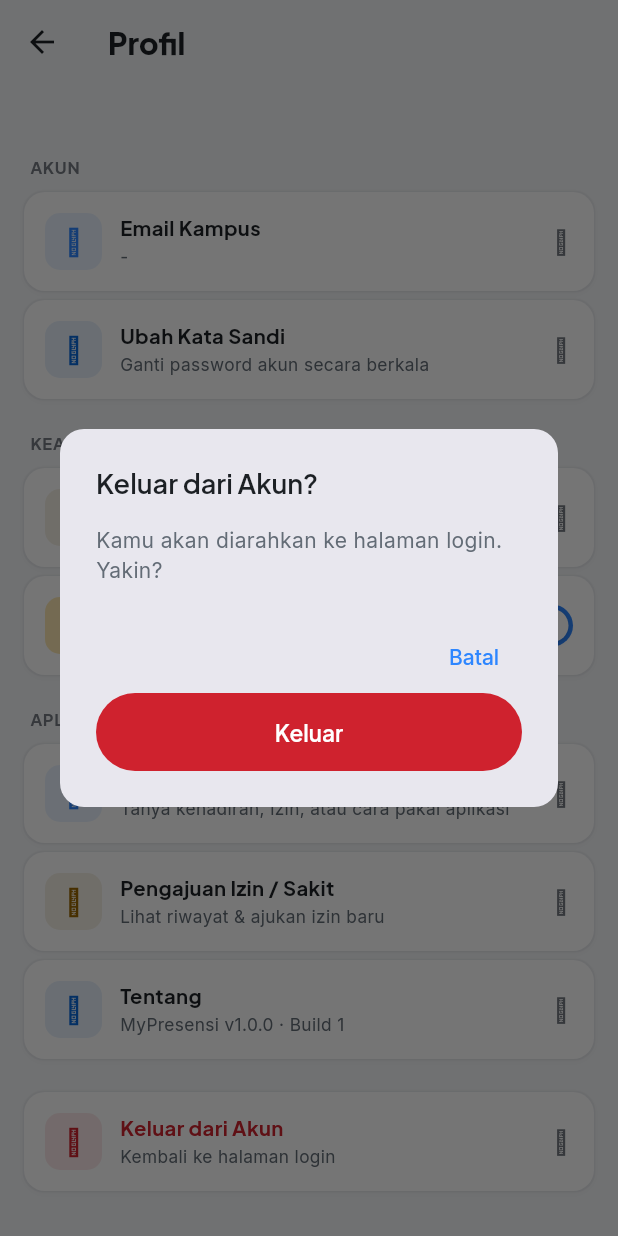
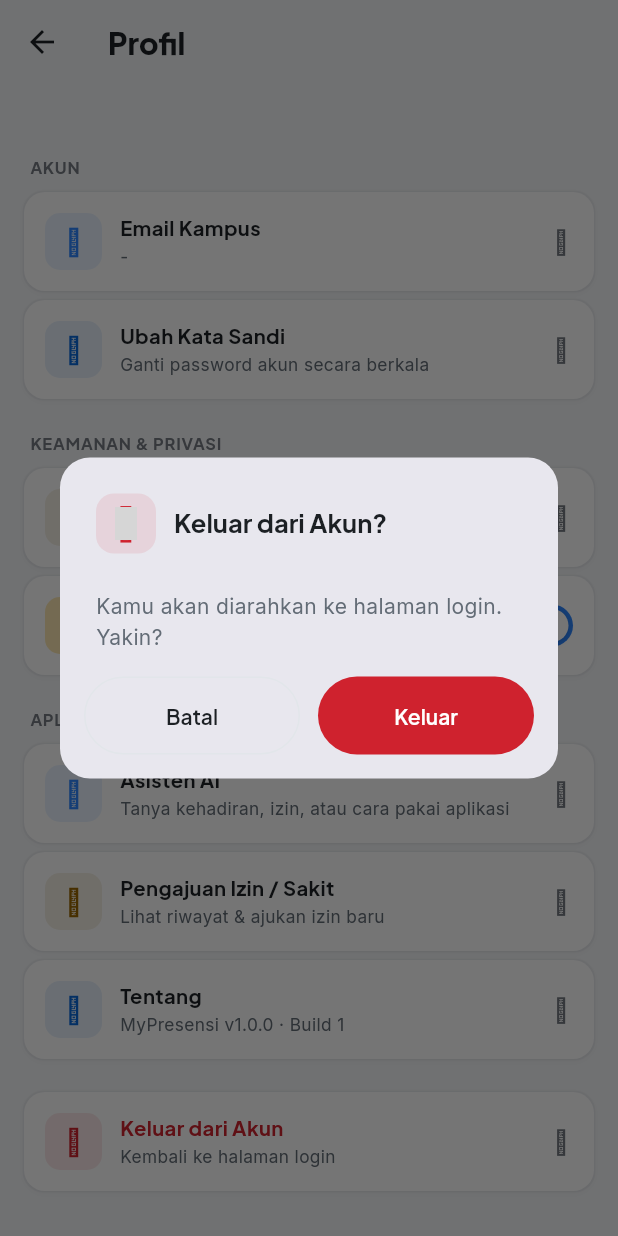
Before and after one commit to Tulus04/Projek-PBL-Semester-6, a Flutter app: the ProfileScreen screen opened directly, scrolled down 178 dp, after a tap on "Keluar dari Akun", on a phone screen of 412 x 824 dp. Run offline on Flutter 3.47's test engine with Material 3 defaults, Android fonts, the light colour scheme and no system bars; our stand-ins replace camera, device_info_plus, dio, flutter_native_splash, flutter_riverpod, flutter_secure_storage and 6 more; missing offline and left inert: google_mlkit_face_detection, mobile_scanner, tflite_flutter; accounts and stored records are empty; grey boxes are pictures that could not be loaded.

Commit message:
[FIX] Multiple UI: change-password button overflow + logout dialog layout + diagnostic logging
1. Mobile: change_password_screen tombol Simpan Password Baru — Row dalam button tidak punya mainAxisSize:min, menyebabkan RIGHT OVERFLOWED 3.7 PIXELS di HP fisik (lebar 325-350px). Fix: tambah mainAxisSize:min + Flexible+ellipsis untuk text safety.

2. Mobile: profile_screen dialog logout — tombol Batal+Keluar stacked tidak konsisten (Batal text-button kanan-atas, Keluar pill full-width center). Fix: redesign dengan Row 2-column equal width via Expanded — Batal OutlinedButton kiri + Keluar ElevatedButton danger kanan, side-by-side seperti Material 3 standard. Tambah icon logout duotone di title supaya jelas destructive.

3. Web: /api/mobile/auth/change-password enhanced error handling — log full Supabase auth error (message, code, status) untuk diagnose, plus handle 3 error types: same password / weak password (HIBP) / generic password rejection. Sekarang return 400 dengan pesan spesifik kalau password kena policy Supabase, bukan 500 generic.

Verifikasi: getDiagnostics 3 file → No diagnostics found.

Test pending user: hot restart mobile + retry change password dengan password berbeda dari NIM (mis. 'Politani2026!') untuk capture exact error log dari Supabase Auth.

```diff
--- a/mypresensi-mobile/lib/features/profile/screens/profile_screen.dart
+++ b/mypresensi-mobile/lib/features/profile/screens/profile_screen.dart
@@ -270,28 +270,82 @@ class _ProfileScreenState extends ConsumerState<ProfileScreen> {
   Future<void> _confirmLogout(BuildContext context, WidgetRef ref) async {
     final confirm = await showDialog<bool>(
       context: context,
+      barrierDismissible: true,
       builder: (ctx) => AlertDialog(
-        shape: RoundedRectangleBorder(borderRadius: BorderRadius.circular(16)),
-        title: const Text('Keluar dari Akun?'),
+        shape: RoundedRectangleBorder(borderRadius: BorderRadius.circular(20)),
+        contentPadding: const EdgeInsets.fromLTRB(24, 24, 24, 16),
+        actionsPadding: const EdgeInsets.fromLTRB(16, 0, 16, 16),
+        title: Row(
+          children: [
+            Container(
+              width: 40,
+              height: 40,
+              decoration: BoxDecoration(
+                color: AppColors.danger.withValues(alpha: 0.10),
+                borderRadius: BorderRadius.circular(12),
+              ),
+              child: const Icon(
+                IconsaxPlusBold.logout,
+                color: AppColors.danger,
+                size: 22,
+              ),
+            ),
+            const SizedBox(width: 12),
+            const Expanded(
+              child: Text(
+                'Keluar dari Akun?',
+                style: TextStyle(
+                  fontWeight: FontWeight.w700,
+                  fontSize: 17,
+                ),
+              ),
+            ),
+          ],
+        ),
         content: const Text(
           'Kamu akan diarahkan ke halaman login. Yakin?',
-          style: TextStyle(fontSize: 14, color: AppColors.textSecondary),
+          style: TextStyle(fontSize: 14, color: AppColors.textSecondary, height: 1.5),
         ),
         actions: [
-          TextButton(
+          Row(
+            children: [
+              Expanded(
+                child: OutlinedButton(
                   onPressed: () => Navigator.pop(ctx, false),
-            child: const Text('Batal'),
+                  style: OutlinedButton.styleFrom(
+                    foregroundColor: AppColors.textPrimary,
+                    side: BorderSide(color: AppColors.border),
+                    padding: const EdgeInsets.symmetric(vertical: 12),
+                    shape: RoundedRectangleBorder(
+                      borderRadius: BorderRadius.circular(999),
                     ),
-          ElevatedButton(
+                  ),
+                  child: const Text(
+                    'Batal',
+                    style: TextStyle(fontWeight: FontWeight.w600, fontSize: 14),
+                  ),
+                ),
+              ),
+              const SizedBox(width: 12),
+              Expanded(
+                child: ElevatedButton(
                   onPressed: () => Navigator.pop(ctx, true),
                   style: ElevatedButton.styleFrom(
                     backgroundColor: AppColors.danger,
                     foregroundColor: Colors.white,
+                    elevation: 0,
+                    padding: const EdgeInsets.symmetric(vertical: 12),
                     shape: RoundedRectangleBorder(
                       borderRadius: BorderRadius.circular(999),
                     ),
                   ),
-            child: const Text('Keluar'),
+                  child: const Text(
+                    'Keluar',
+                    style: TextStyle(fontWeight: FontWeight.w600, fontSize: 14),
+                  ),
+                ),
+              ),
+            ],
           ),
         ],
       ),
```
Also changed, not shown: mypresensi-mobile/lib/features/auth/screens/change_password_screen.dart (+8 -1 lines), 1 other file. Lines whose indentation alone changed are shown as unchanged.
